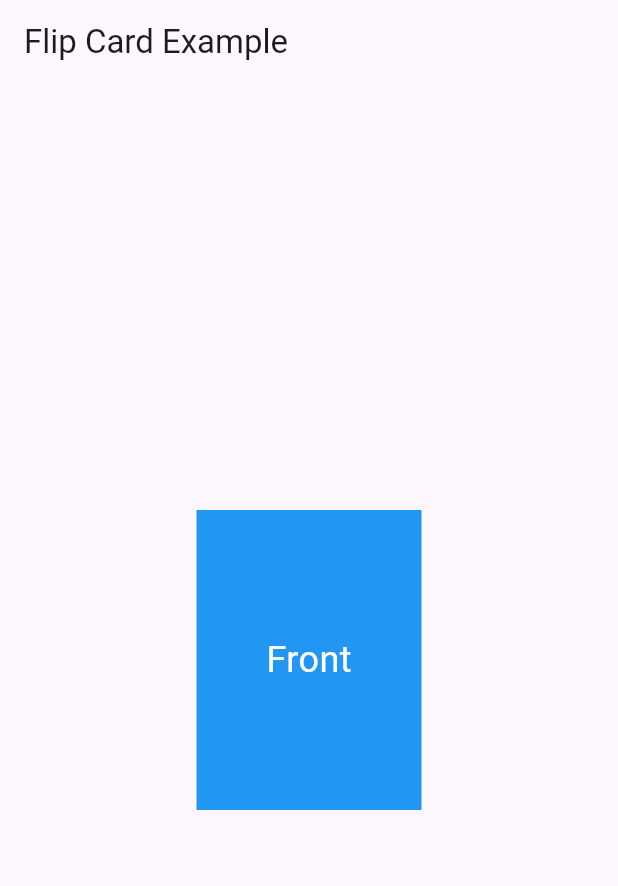
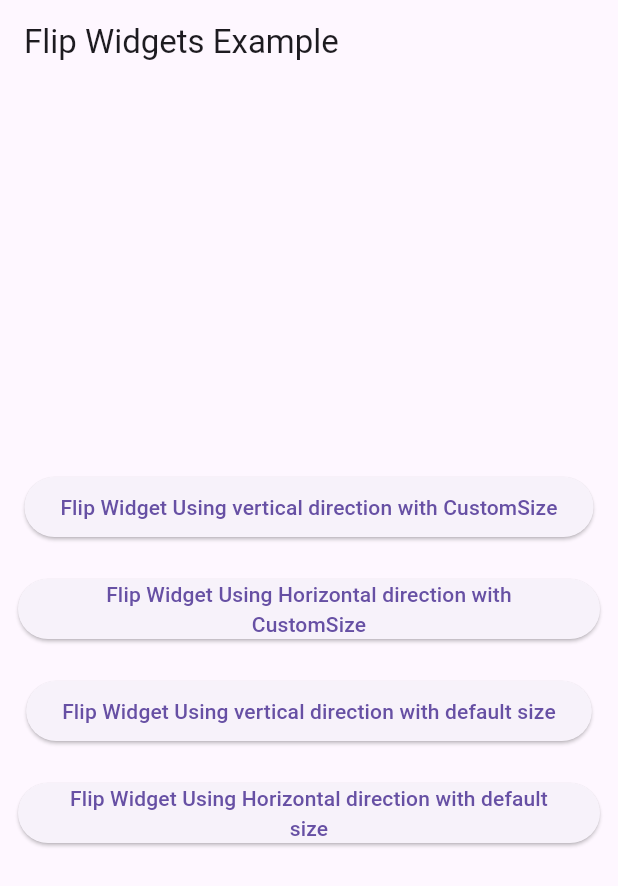
Before and after one commit to iamtvirani/flipfx_widgets, a Flutter app: the screen it shows after launch, on a phone screen of 412 x 824 dp. Shown: the top 886 px of the screen. Run offline on Flutter 3.47's test engine with Material 3 defaults, Android fonts, the phone set to English and light mode, and no system bars.

Commit message:
Add proper example

```diff
--- a/example/lib/main.dart
+++ b/example/lib/main.dart
@@ -1,6 +1,8 @@
-import 'package:flutter/foundation.dart';
+import 'package:example/widgets/flip_widget_horizontal_default_size.dart';
+import 'package:example/widgets/flip_widget_vertical_default_size.dart';
+import 'package:example/widgets/flip_widget_using_horizontal_custom_size.dart';
+import 'package:example/widgets/flip_widget_using_vertical_custom_size.dart';
 import 'package:flutter/material.dart';
-import 'package:flip_widgets/flip_widgets.dart';
 
 void main() => runApp(FlipCardExample());
 
@@ -10,35 +12,74 @@ class FlipCardExample extends StatelessWidget {
   @override
   Widget build(BuildContext context) {
     return MaterialApp(
+      debugShowCheckedModeBanner: false,
       home: Scaffold(
         appBar: AppBar(
-          title: const Text('Flip Card Example'),
+          title: const Text('Flip Widgets Example'),
         ),
-        body: Center(
-          child: FlipCard(
-            flipDirection: FlipDirection.horizontal,
-            onTap: () {
-              if (kDebugMode) {
-                print('Card flipped!');
-              }
+        body: Padding(
+          padding: const EdgeInsets.all(12),
+          child: Center(
+            child: Builder(
+              builder: (context) {
+                return Column(
+                  mainAxisAlignment: MainAxisAlignment.center,
+                  spacing: 20,
+                  children: [
+                    ElevatedButton(
+                      onPressed: () {
+                        Navigator.of(context).push(
+                          MaterialPageRoute(
+                            builder: (context) => FlipWidgetUsingVerticalCustomSize(),
+                          ),
+                        );
                       },
-            frontWidget: Container(
-              color: Colors.blue,
-              child: Center(
                       child: Text(
-                  'Front',
-                  style: TextStyle(color: Colors.white, fontSize: 24),
+                        'Flip Widget Using vertical direction with CustomSize',
+                        textAlign: TextAlign.center,
                       ),
                     ),
+                    ElevatedButton(
+                      onPressed: () {
+                        Navigator.of(context).push(
+                          MaterialPageRoute(
+                            builder: (context) => FlipWidgetUsingHorizontalCustomSize(),
                           ),
-            backWidget: Container(
-              color: Colors.red,
-              child: Center(
+                        );
+                      },
                       child: Text(
-                  'Back',
-                  style: TextStyle(color: Colors.white, fontSize: 24),
+                        'Flip Widget Using Horizontal direction with CustomSize',
+                        textAlign: TextAlign.center,
                       ),
                     ),
+                    ElevatedButton(
+                      onPressed: () {
+                        Navigator.of(context).push(
+                          MaterialPageRoute(
+                            builder: (context) => FlipWidgetVerticalDefaultSize(),
+                          ),
+                        );
+                      },
+                      child: Text(
+                        'Flip Widget Using vertical direction with default size',
+                        textAlign: TextAlign.center,
+                      ),
+                    ),ElevatedButton(
+                      onPressed: () {
+                        Navigator.of(context).push(
+                          MaterialPageRoute(
+                            builder: (context) => FlipWidgetHorizontalDefaultSize(),
+                          ),
+                        );
+                      },
+                      child: Text(
+                        'Flip Widget Using Horizontal direction with default size',
+                        textAlign: TextAlign.center,
+                      ),
+                    ),
+                  ],
+                );
+              },
             ),
           ),
         ),
```
Also changed, not shown: example/lib/widgets/flip_widget_horizontal_default_size.dart (added, +42 -0 lines), example/lib/widgets/flip_widget_using_horizontal_custom_size.dart (added, +45 -0 lines), example/lib/widgets/flip_widget_using_vertical_custom_size.dart (added, +44 -0 lines), example/lib/widgets/flip_widget_vertical_default_size.dart (added, +43 -0 lines), lib/src/flip_card.dart (+62 -6 lines), 1 other file. Lines whose indentation alone changed are shown as unchanged.
